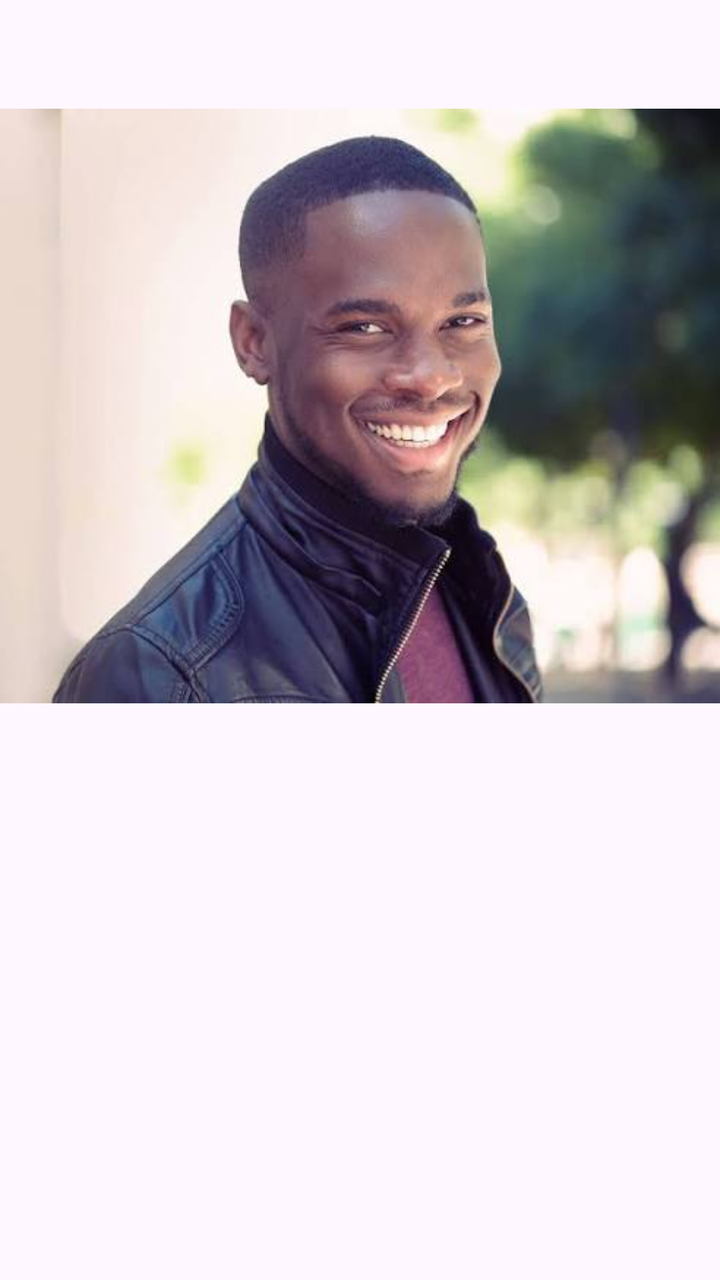
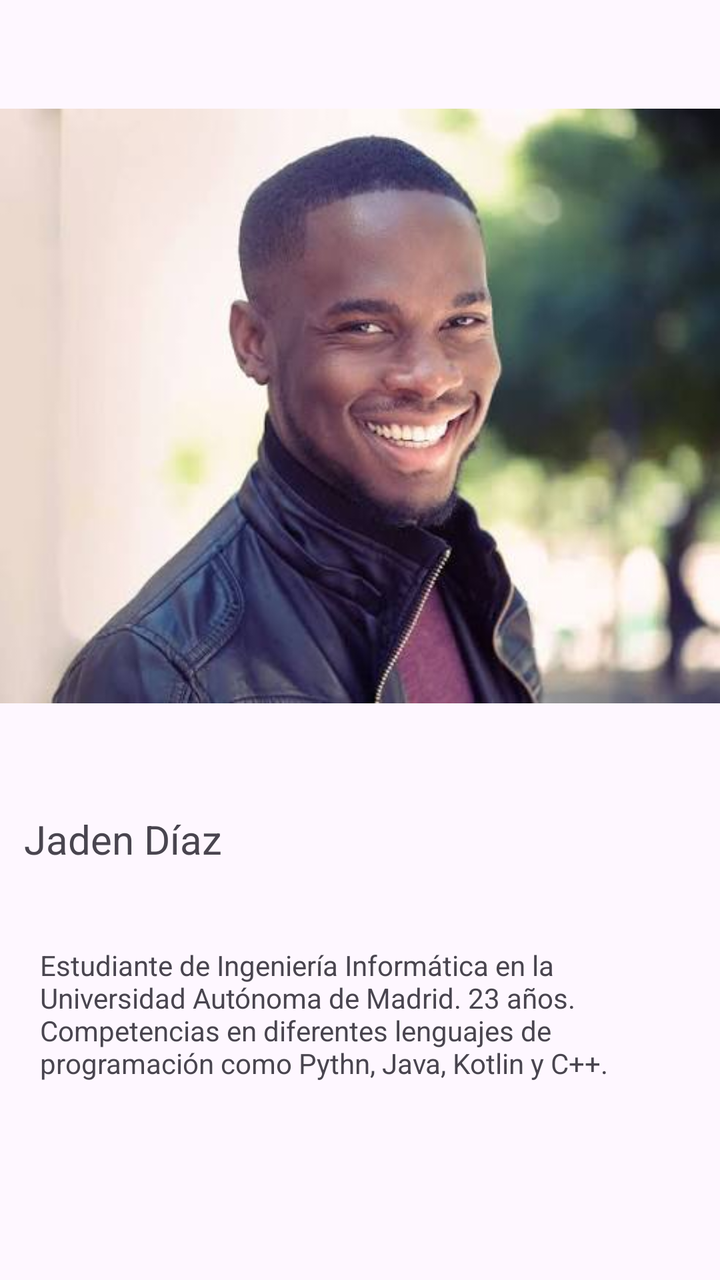

Compare the two renders of this Android layout. The source of the first and the diff that turns it into the second are given below.
<!-- AndroidManifest.xml: application theme Theme.Entregable1 -->
<!-- res/layout/activity_actividad6.xml -->
<?xml version="1.0" encoding="utf-8"?>

<androidx.constraintlayout.widget.ConstraintLayout xmlns:android="http://schemas.android.com/apk/res/android"
    xmlns:app="http://schemas.android.com/apk/res-auto"
    xmlns:tools="http://schemas.android.com/tools"
    android:id="@+id/main"
    android:layout_width="match_parent"
    android:layout_height="match_parent"
    tools:context=".Actividad6">

    <ImageView
        android:id="@+id/imagen"
        android:layout_width="wrap_content"
        android:layout_height="wrap_content"
        android:src="@drawable/perf"
        app:layout_ConstraintTop_toTopof="parent"
        app:layout_ConstraintBottom_toBottomOf="parent"/>



</androidx.constraintlayout.widget.ConstraintLayout>
<!-- resources referenced by this layout -->
<resources>
  <!-- drawable perf: png bitmap (drawable, 18801 bytes) -->
  <style name="Theme.Entregable1" parent="Base.Theme.Entregable1" />
  <style name="Base.Theme.Entregable1" parent="Theme.Material3.DayNight.NoActionBar">
          
          
      </style>
</resources>

<!-- the commit's change to res/layout/activity_actividad6.xml (unified diff, before → after) -->
@@ -13,9 +13,29 @@
         android:layout_width="wrap_content"
         android:layout_height="wrap_content"
         android:src="@drawable/perf"
-        app:layout_ConstraintTop_toTopof="parent"
-        app:layout_ConstraintBottom_toBottomOf="parent"/>
+        app:layout_constraintTop_toTopOf="parent"
+        app:layout_constraintStart_toStartOf="parent"
+        tools:ignore="MissingConstraints" />
 
+    <TextView
+        android:id="@+id/nombre"
+        android:layout_width="wrap_content"
+        android:layout_height="wrap_content"
+        app:layout_constraintTop_toBottomOf="@id/imagen"
+        app:layout_constraintStart_toStartOf="parent"
+        android:text="Jaden Díaz"
+        android:textSize="20dp"
+        android:layout_marginStart="12dp"/>
+
+
+    <TextView
+        android:layout_width="wrap_content"
+        android:layout_height="wrap_content"
+        app:layout_constraintTop_toBottomOf="@id/nombre"
+        app:layout_constraintStart_toStartOf="parent"
+        android:text="@string/descripcion"
+        android:layout_marginTop="20dp"
+        android:padding="20dp"/>
 
 
 </androidx.constraintlayout.widget.ConstraintLayout>
<!-- resource entries referenced after the edit -->
@@ -1,6 +1,11 @@
 <!-- resources referenced by this layout -->
 <resources>
   <!-- drawable perf: png bitmap (drawable, 18801 bytes) -->
+  <string name="descripcion">
+          Estudiante de Ingeniería Informática en la Universidad Autónoma de Madrid.
+          23 años.
+          Competencias en diferentes lenguajes de programación como Pythn, Java, Kotlin y C++.
+      </string>
   <style name="Theme.Entregable1" parent="Base.Theme.Entregable1" />
   <style name="Base.Theme.Entregable1" parent="Theme.Material3.DayNight.NoActionBar">
           
